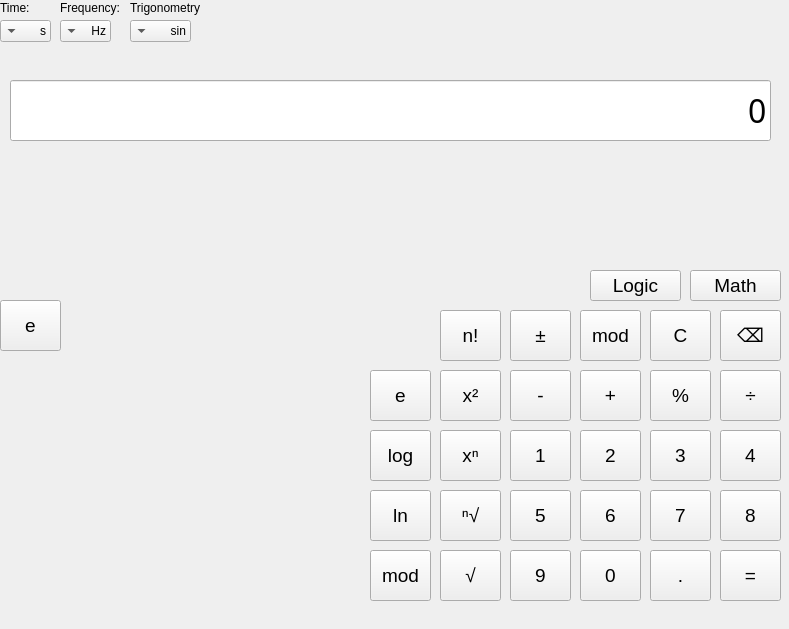
Above: mainwindow.ui from SemQ20/calc before the change. Below: the same form after it.
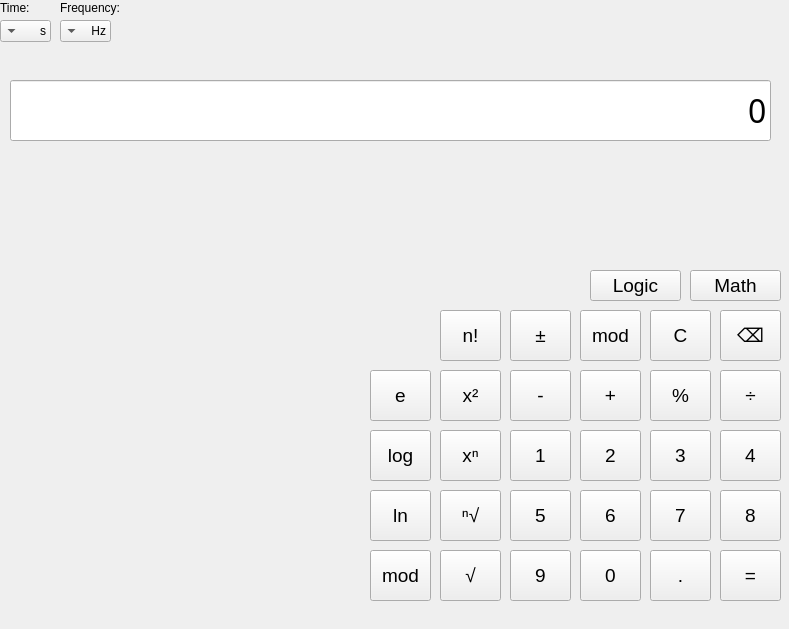
That is the form after the change.

Patch:
```diff
--- a/mainwindow.ui
+++ b/mainwindow.ui
@@ -592,49 +592,6 @@
      </property>
     </item>
    </widget>
-   <widget class="QLabel" name="label_3">
-    <property name="geometry">
-     <rect>
-      <x>130</x>
-      <y>0</y>
-      <width>71</width>
-      <height>16</height>
-     </rect>
-    </property>
-    <property name="text">
-     <string>Trigonometry:</string>
-    </property>
-   </widget>
-   <widget class="QComboBox" name="comboBox_3">
-    <property name="geometry">
-     <rect>
-      <x>130</x>
-      <y>20</y>
-      <width>61</width>
-      <height>22</height>
-     </rect>
-    </property>
-    <item>
-     <property name="text">
-      <string>sin</string>
-     </property>
-    </item>
-    <item>
-     <property name="text">
-      <string>cos</string>
-     </property>
-    </item>
-    <item>
-     <property name="text">
-      <string>tang</string>
-     </property>
-    </item>
-    <item>
-     <property name="text">
-      <string>catg</string>
-     </property>
-    </item>
-   </widget>
    <widget class="QPushButton" name="pushButton_25">
     <property name="geometry">
      <rect>
@@ -732,37 +689,6 @@
      <string>Logic</string>
     </property>
    </widget>
-   <widget class="QWidget" name="widget" native="true">
-    <property name="enabled">
-     <bool>true</bool>
-    </property>
-    <property name="geometry">
-     <rect>
-      <x>0</x>
-      <y>300</y>
-      <width>321</width>
-      <height>301</height>
-     </rect>
-    </property>
-    <widget class="QPushButton" name="pushButton_27">
-     <property name="geometry">
-      <rect>
-       <x>0</x>
-       <y>0</y>
-       <width>61</width>
-       <height>51</height>
-      </rect>
-     </property>
-     <property name="font">
-      <font>
-       <pointsize>14</pointsize>
-      </font>
-     </property>
-     <property name="text">
-      <string>e</string>
-     </property>
-    </widget>
-   </widget>
   </widget>
   <widget class="QMenuBar" name="menubar">
    <property name="geometry">
```
